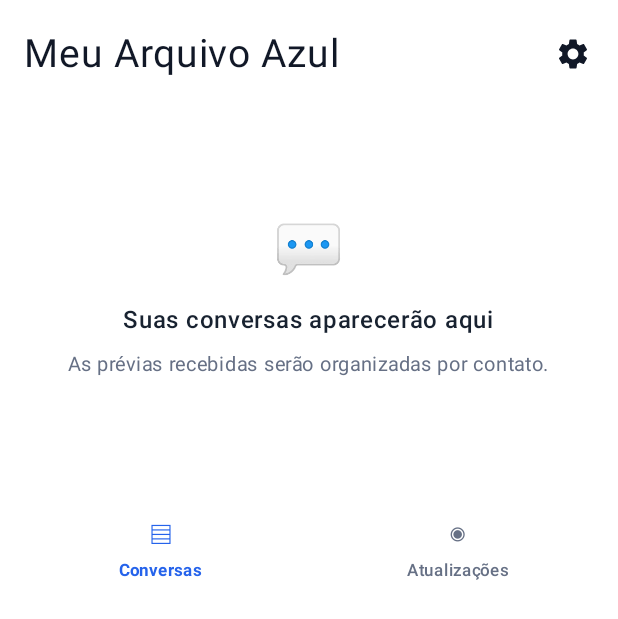
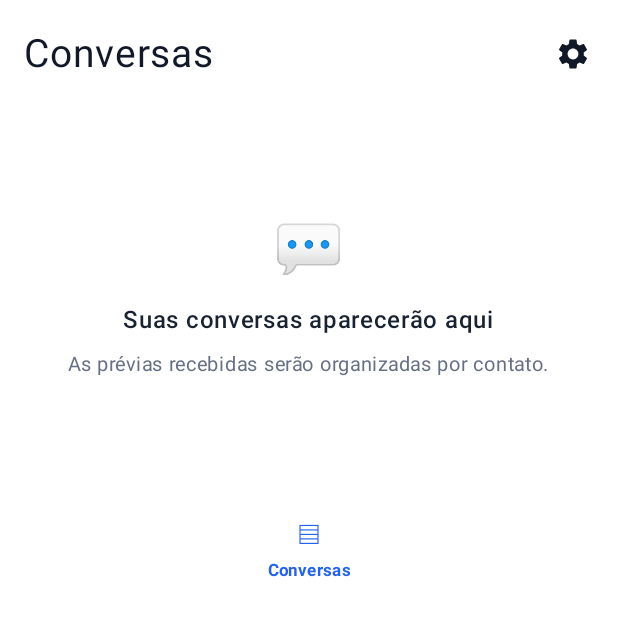
Before and after one commit to marvesanttos-dotcom/Meu-Arquivo-Azul, an Android app built with Jetpack Compose: the screen it shows after launch (MainActivity), on a phone screen of 412 x 824 dp. Shown: the top 619 px of the screen. Run offline under Robolectric (Android 15) with nearby library versions, the phone set to English and light mode, and no system bars.

Commit message:
Deixa somente a aba Conversas na navegação principal

```diff
--- a/app/src/main/java/com/meuarquivoazul/app/MainActivity.kt
+++ b/app/src/main/java/com/meuarquivoazul/app/MainActivity.kt
@@ -166,7 +166,7 @@ private fun TelaPrincipal(resumeVersion: Int) {
                     mostrarConfiguracoes -> "Configurações"
                     statusSelecionado != null -> "Status"
                     contato != null -> contato!!
-                    else -> "Meu Arquivo Azul"
+                    else -> "Conversas"
                 },
                 modifier = Modifier.weight(1f),
                 color = Color(0xFF111827),
@@ -510,21 +510,16 @@ private fun TelaPrincipal(resumeVersion: Int) {
                 horizontalArrangement = Arrangement.SpaceAround,
                 verticalAlignment = Alignment.CenterVertically
             ) {
-                listOf("Conversas", "Status").forEach { nome ->
                 Column(
-                        Modifier.weight(1f).clickable { aba = nome }.padding(vertical = 5.dp),
+                    Modifier.weight(1f).padding(vertical = 5.dp),
                     horizontalAlignment = Alignment.CenterHorizontally
                 ) {
+                    androidx.compose.material3.Text("▤", color = Azul, fontSize = 21.sp)
                     androidx.compose.material3.Text(
-                            when (nome) { "Conversas" -> "▤"; else -> "◉" },
-                            color = if (aba == nome) Azul else Color(0xFF667085),
-                            fontSize = 21.sp
-                        )
-                        androidx.compose.material3.Text(
-                            when (nome) { "Conversas" -> "Conversas"; else -> "Atualizações" },
-                            color = if (aba == nome) Azul else Color(0xFF667085),
+                        "Conversas",
+                        color = Azul,
                         fontSize = 11.sp,
-                            fontWeight = if (aba == nome) FontWeight.Bold else FontWeight.Medium
+                        fontWeight = FontWeight.Bold
                     )
                 }
             }
@@ -532,4 +527,3 @@ private fun TelaPrincipal(resumeVersion: Int) {
         }
     }
 }
-}
```
Lines whose indentation alone changed are shown as unchanged.
